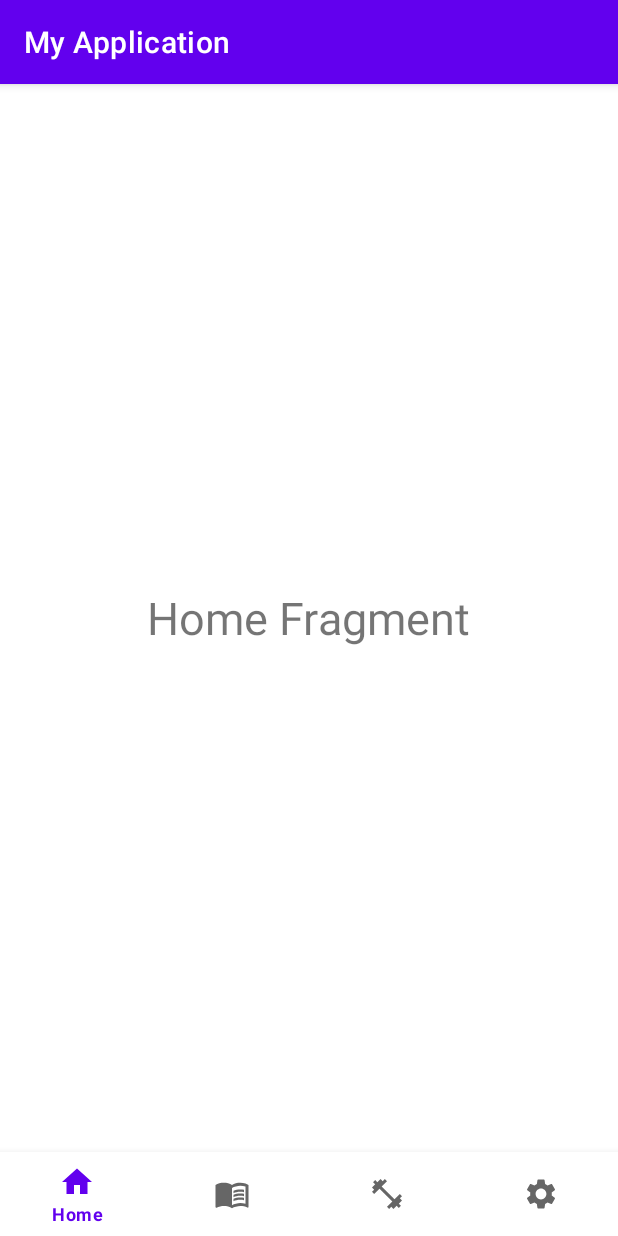
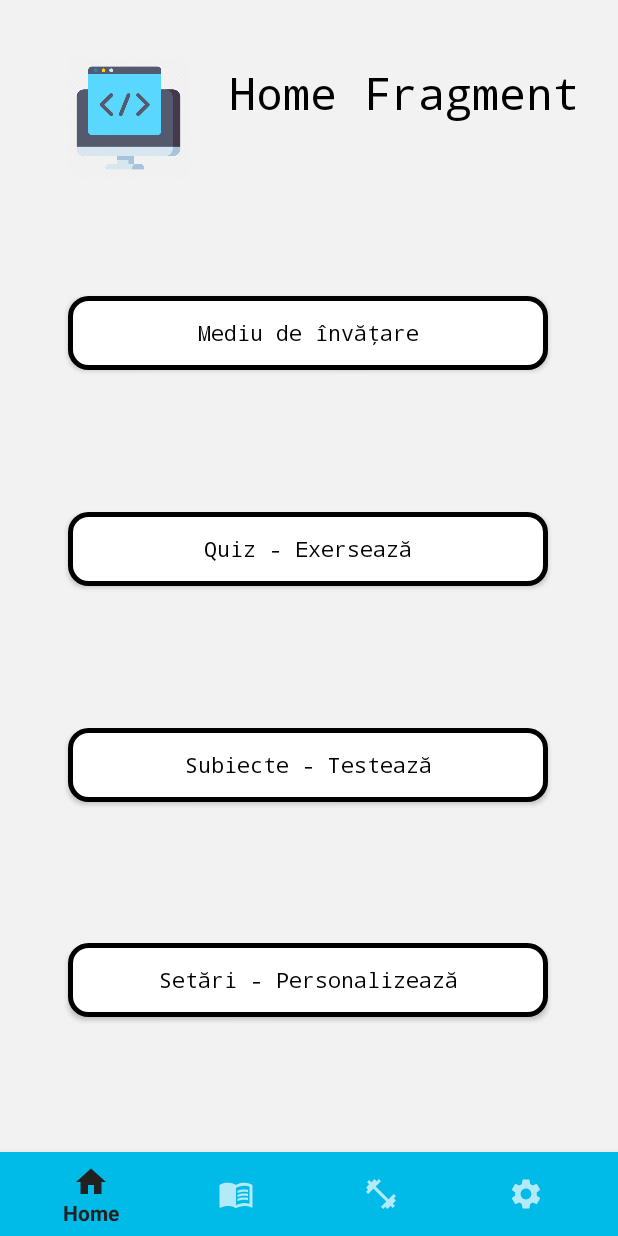
Before and after one commit to mariusionut03/InformaticaBacAPP, an Android app: the screen it shows after launch (MainActivity), on a phone screen of 412 x 824 dp. Run offline under Robolectric (Android 15) with nearby library versions, the phone set to English and light mode, and no system bars.

Commit message:
Update v0.001
1. Added buttons for fragment_home.
2. Two XML files for the button style('buttonblack.xml' and 'buttonwhite.xml').
3. Played with the colors.

```diff
--- a/app/src/main/AndroidManifest.xml
+++ b/app/src/main/AndroidManifest.xml
@@ -8,7 +8,7 @@
         android:label="@string/app_name"
         android:roundIcon="@mipmap/ic_launcher_round"
         android:supportsRtl="true"
-        android:theme="@style/Theme.MyApplication">
+        android:theme="@style/Theme.AppCompat.NoActionBar">
         <activity android:name=".MainActivity">
             <intent-filter>
                 <action android:name="android.intent.action.MAIN" />
--- /dev/null
+++ b/app/src/main/res/drawable/buttonblack.xml
@@ -0,0 +1,24 @@
+<?xml version="1.0" encoding="utf-8"?>
+<selector xmlns:android="http://schemas.android.com/apk/res/android" >
+    <item android:state_pressed="true" >
+        <shape android:shape="rectangle"  >
+            <corners android:radius="3dip" />
+            <stroke android:width="3dp" android:color="#5e7974" />
+            <gradient android:angle="-90" android:startColor="#345953" android:endColor="#689a92"  />
+        </shape>
+    </item>
+    <item android:state_focused="true" >
+        <shape android:shape="rectangle"  >
+            <corners android:radius="3dip" />
+            <stroke android:width="1dip" android:color="#5e7974" />
+            <solid android:color="#58857e"/>
+        </shape>
+    </item>
+    <item>
+        <shape android:shape="rectangle"  >
+            <corners android:radius="12dp" />
+            <stroke android:width="3dp" android:color="#FFFFFF" />
+            <solid android:color="#000000"/>
+        </shape>
+    </item>
+</selector>
--- /dev/null
+++ b/app/src/main/res/drawable/buttonwhite.xml
@@ -0,0 +1,24 @@
+<?xml version="1.0" encoding="utf-8"?>
+<selector xmlns:android="http://schemas.android.com/apk/res/android" >
+    <item android:state_pressed="true" >
+        <shape android:shape="rectangle"  >
+            <corners android:radius="12dp" />
+            <stroke android:width="3dp" android:color="#000000" />
+            <gradient android:angle="-90" android:startColor="#00bae8" android:endColor="#00ccff"  />
+        </shape>
+    </item>
+    <item android:state_focused="true">
+        <shape android:shape="rectangle"  >
+            <corners android:radius="12dp" />
+            <stroke android:width="3dp" android:color="#FF0000" />
+            <solid android:color="#ffffff"/>
+        </shape>
+    </item>
+    <item >
+        <shape android:shape="rectangle"  >
+            <corners android:radius="12dp" />
+            <stroke android:width="3dp" android:color="#000000" />
+            <solid android:color="#FFFFFF" />
+        </shape>
+    </item>
+</selector>
--- a/app/src/main/res/layout/activity_main.xml
+++ b/app/src/main/res/layout/activity_main.xml
@@ -4,7 +4,9 @@
     xmlns:tools="http://schemas.android.com/tools"
     android:layout_width="match_parent"
     android:layout_height="match_parent"
+    style="@style/Theme.MyApplication"
     tools:context=".MainActivity">
+
 
     <FrameLayout
         android:id="@+id/fragment_container"
@@ -17,6 +19,7 @@
         android:layout_width="match_parent"
         android:layout_height="wrap_content"
         android:layout_alignParentBottom="true"
+        android:background="#00bae8"
         app:menu="@menu/bottom_navigation" />
 
 </RelativeLayout>
--- a/app/src/main/res/layout/fragment_home.xml
+++ b/app/src/main/res/layout/fragment_home.xml
@@ -1,13 +1,95 @@
 <?xml version="1.0" encoding="utf-8"?>
-<RelativeLayout xmlns:android="http://schemas.android.com/apk/res/android"
+<androidx.constraintlayout.widget.ConstraintLayout xmlns:android="http://schemas.android.com/apk/res/android"
+    xmlns:tools="http://schemas.android.com/tools"
     android:layout_width="match_parent"
-    android:layout_height="match_parent">
+    android:layout_height="match_parent"
+    xmlns:app="http://schemas.android.com/apk/res-auto">
 
     <TextView
         android:layout_width="wrap_content"
         android:layout_height="wrap_content"
+        android:layout_marginBottom="464dp"
+        android:fontFamily="monospace"
         android:text="Home Fragment"
+        android:textColor="#000000"
         android:textSize="30sp"
-        android:layout_centerInParent="true" />
+        app:layout_constraintBottom_toBottomOf="parent"
+        app:layout_constraintEnd_toEndOf="parent"
+        app:layout_constraintHorizontal_bias="0.859"
+        app:layout_constraintStart_toStartOf="parent"
+        app:layout_constraintTop_toTopOf="parent"
+        app:layout_constraintVertical_bias="0.158" />
 
-</RelativeLayout>
+    <Button
+        android:id="@+id/buttonLearn"
+        android:layout_width="320dp"
+        android:layout_height="49dp"
+        android:text="Mediu de învățare"
+        android:fontFamily="monospace"
+        style="@style/Theme.MyApplication"
+        android:background="@drawable/buttonwhite"
+        app:layout_constraintBottom_toBottomOf="parent"
+        app:layout_constraintEnd_toEndOf="parent"
+        app:layout_constraintHorizontal_bias="0.494"
+        app:layout_constraintStart_toStartOf="parent"
+        app:layout_constraintTop_toTopOf="parent"
+        app:layout_constraintVertical_bias="0.275"/>
+
+    <Button
+        android:id="@+id/buttonQuiz"
+        android:layout_width="320dp"
+        android:layout_height="49dp"
+        android:text="Quiz - Exersează"
+        android:fontFamily="monospace"
+        style="@style/Theme.MyApplication"
+        android:background="@drawable/buttonwhite"
+        app:layout_constraintBottom_toBottomOf="parent"
+        app:layout_constraintEnd_toEndOf="parent"
+        app:layout_constraintHorizontal_bias="0.494"
+        app:layout_constraintStart_toStartOf="parent"
+        app:layout_constraintTop_toTopOf="parent"
+        app:layout_constraintVertical_bias="0.475" />
+
+    <Button
+        android:id="@+id/buttonSubiecte"
+        android:layout_width="320dp"
+        android:layout_height="49dp"
+        android:text="Subiecte - Testează"
+        android:fontFamily="monospace"
+        style="@style/Theme.MyApplication"
+        android:background="@drawable/buttonwhite"
+        app:layout_constraintBottom_toBottomOf="parent"
+        app:layout_constraintEnd_toEndOf="parent"
+        app:layout_constraintHorizontal_bias="0.494"
+        app:layout_constraintStart_toStartOf="parent"
+        app:layout_constraintTop_toTopOf="parent"
+        app:layout_constraintVertical_bias="0.675" />
+
+    <Button
+        android:id="@+id/buttonSettings"
+        android:layout_width="320dp"
+        android:layout_height="49dp"
+        android:text="Setări - Personalizează"
+        android:fontFamily="monospace"
+        style="@style/Theme.MyApplication"
+        android:background="@drawable/buttonwhite"
+        app:layout_constraintBottom_toBottomOf="parent"
+        app:layout_constraintEnd_toEndOf="parent"
+        app:layout_constraintHorizontal_bias="0.494"
+        app:layout_constraintStart_toStartOf="parent"
+        app:layout_constraintTop_toTopOf="parent"
+        app:layout_constraintVertical_bias="0.875" />
+
+    <ImageView
+        android:id="@+id/imageView"
+        android:layout_width="82dp"
+        android:layout_height="81dp"
+        android:background="@drawable/programming"
+        app:layout_constraintBottom_toBottomOf="parent"
+        app:layout_constraintEnd_toEndOf="parent"
+        app:layout_constraintHorizontal_bias="0.136"
+        app:layout_constraintStart_toStartOf="parent"
+        app:layout_constraintTop_toTopOf="parent"
+        app:layout_constraintVertical_bias="0.055" />
+
+</androidx.constraintlayout.widget.ConstraintLayout>
--- a/app/src/main/res/values/themedark.xml
+++ b/app/src/main/res/values/themedark.xml
@@ -12,5 +12,6 @@
         <!-- Status bar color. -->
         <item name="android:statusBarColor" tools:targetApi="l">?attr/colorPrimaryVariant</item>
         <!-- Customize your theme here. -->
+        <item name="android:background">#00031c</item>
     </style>
 </resources>
--- a/app/src/main/res/values/themes.xml
+++ b/app/src/main/res/values/themes.xml
@@ -2,7 +2,7 @@
     <!-- Base application theme. -->
     <style name="Theme.MyApplication" parent="Theme.MaterialComponents.DayNight.DarkActionBar">
         <!-- Primary brand color. -->
-        <item name="colorPrimary">@color/purple_500</item>
+        <item name="colorPrimary">#000000</item>
         <item name="colorPrimaryVariant">@color/purple_700</item>
         <item name="colorOnPrimary">@color/white</item>
         <!-- Secondary brand color. -->
@@ -12,5 +12,7 @@
         <!-- Status bar color. -->
         <item name="android:statusBarColor" tools:targetApi="l">?attr/colorPrimaryVariant</item>
         <!-- Customize your theme here. -->
+        <item name="android:background">#f2f2f2</item>
+        <item name="android:textColor">#000000</item>
     </style>
 </resources>
```
Also changed, not shown: app/src/main/res/drawable/programming.png (added).
